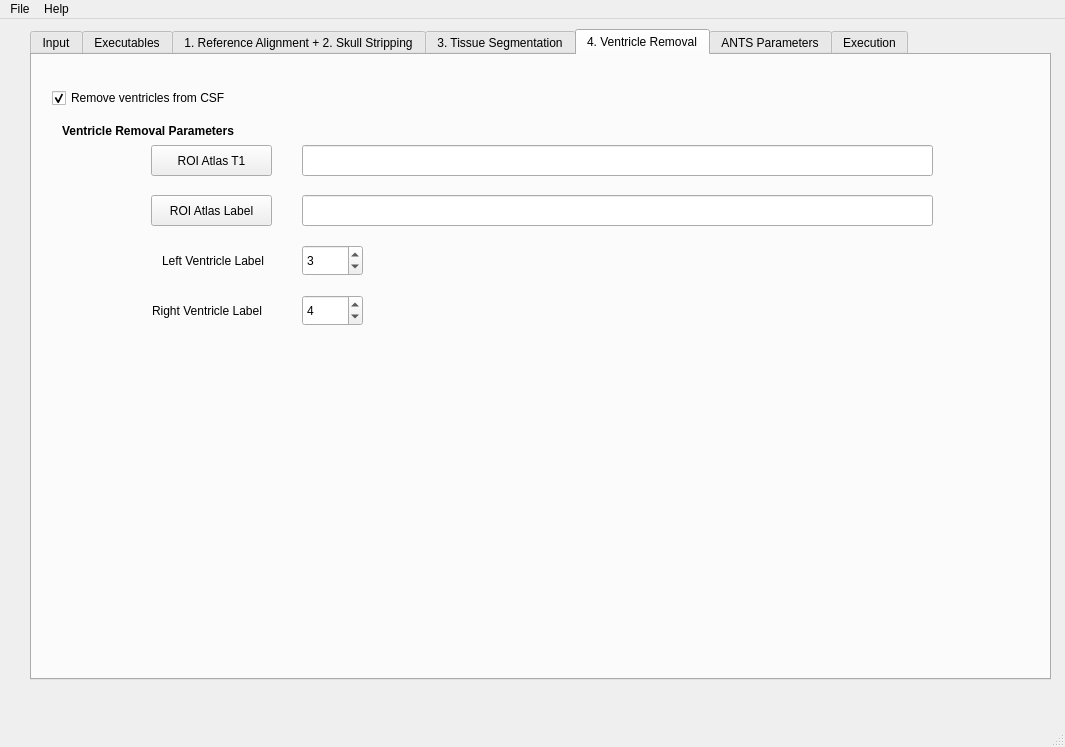
Qt form src/app/csfwindow.ui (NIRALUser/auto_EACSF) before a commit.
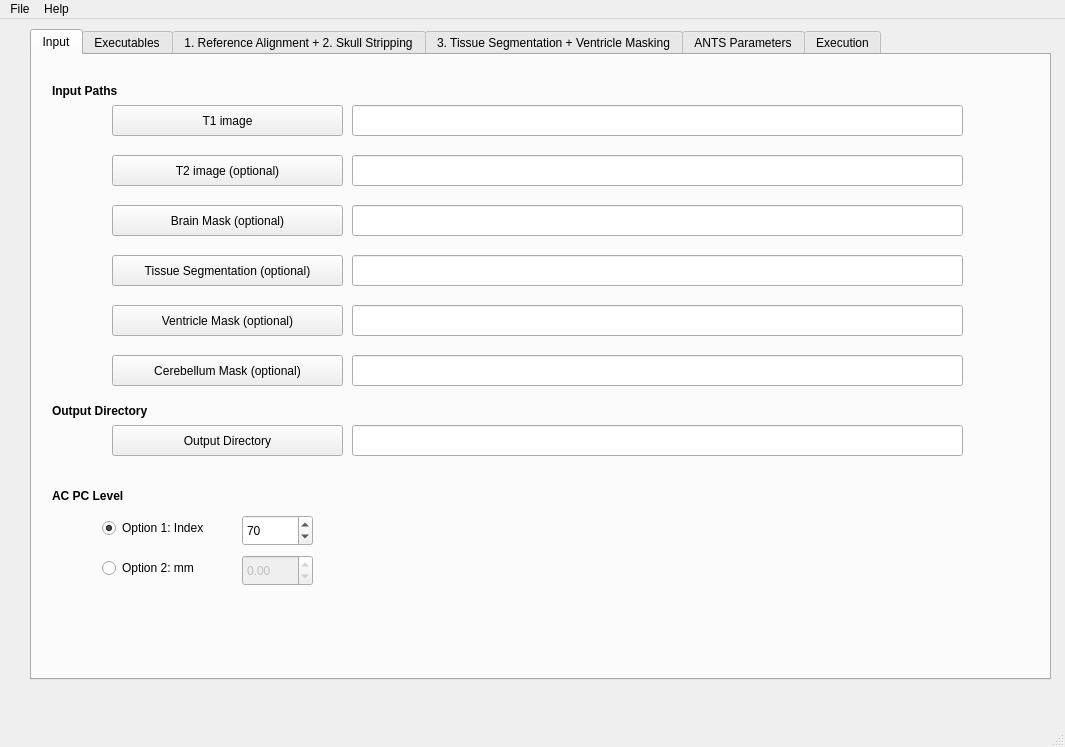
The same form after that commit. The open tabs and pages were chosen to show the change.

Patch:
```diff
--- a/src/app/csfwindow.ui
+++ b/src/app/csfwindow.ui
@@ -747,7 +747,7 @@
     </widget>
     <widget class="QWidget" name="tab_TissueSeg">
      <attribute name="title">
-      <string>3. Tissue Segmentation</string>
+      <string>3. Tissue Segmentation + Ventricle Masking</string>
      </attribute>
      <widget class="QLabel" name="label_CSFLabel">
       <property name="geometry">
@@ -833,16 +833,24 @@
        <string>Tissue Segmentation Atlas Directory</string>
       </property>
      </widget>
-    </widget>
-    <widget class="QWidget" name="tab_VentricleRemoval">
-     <attribute name="title">
-      <string>4. Ventricle Removal</string>
-     </attribute>
+     <widget class="QPushButton" name="pushButton_ROIAtlasT1">
+      <property name="geometry">
+       <rect>
+        <x>79</x>
+        <y>320</y>
+        <width>261</width>
+        <height>31</height>
+       </rect>
+      </property>
+      <property name="text">
+       <string>Atlas T1</string>
+      </property>
+     </widget>
      <widget class="QLabel" name="label_VentricleRemoval">
       <property name="geometry">
        <rect>
         <x>30</x>
-        <y>60</y>
+        <y>260</y>
         <width>211</width>
         <height>31</height>
        </rect>
@@ -857,83 +865,11 @@
        <string>Ventricle Removal Parameters</string>
       </property>
      </widget>
-     <widget class="QSpinBox" name="spinBox_LeftVentricleLabel">
-      <property name="geometry">
-       <rect>
-        <x>270</x>
-        <y>190</y>
-        <width>61</width>
-        <height>31</height>
-       </rect>
-      </property>
-      <property name="value">
-       <number>3</number>
-      </property>
-     </widget>
-     <widget class="QSpinBox" name="spinBox_RightVentricleLabel">
-      <property name="geometry">
-       <rect>
-        <x>270</x>
-        <y>240</y>
-        <width>61</width>
-        <height>31</height>
-       </rect>
-      </property>
-      <property name="value">
-       <number>4</number>
-      </property>
-     </widget>
-     <widget class="QLabel" name="label_LeftVentricleLabel">
-      <property name="geometry">
-       <rect>
-        <x>130</x>
-        <y>190</y>
-        <width>131</width>
-        <height>31</height>
-       </rect>
-      </property>
-      <property name="text">
-       <string>Left Ventricle Label</string>
-      </property>
-     </widget>
-     <widget class="QLabel" name="label_RightVentricleLabel">
-      <property name="geometry">
-       <rect>
-        <x>120</x>
-        <y>240</y>
-        <width>141</width>
-        <height>31</height>
-       </rect>
-      </property>
-      <property name="text">
-       <string>Right Ventricle Label</string>
-      </property>
-     </widget>
-     <widget class="QLineEdit" name="lineEdit_ROIAtalsT1">
-      <property name="geometry">
-       <rect>
-        <x>270</x>
-        <y>90</y>
-        <width>631</width>
-        <height>31</height>
-       </rect>
-      </property>
-     </widget>
-     <widget class="QLineEdit" name="lineEdit_ROIAtalsLabel">
-      <property name="geometry">
-       <rect>
-        <x>270</x>
-        <y>140</y>
-        <width>631</width>
-        <height>31</height>
-       </rect>
-      </property>
-     </widget>
      <widget class="QCheckBox" name="checkBox_VentricleRemoval">
       <property name="geometry">
        <rect>
-        <x>20</x>
-        <y>30</y>
+        <x>30</x>
+        <y>230</y>
         <width>371</width>
         <height>26</height>
        </rect>
@@ -945,30 +881,14 @@
        <bool>true</bool>
       </property>
      </widget>
-     <widget class="QPushButton" name="pushButton_ROIAtlasT1">
+     <widget class="QLineEdit" name="lineEdit_ROIAtlasT1">
       <property name="geometry">
        <rect>
-        <x>119</x>
-        <y>90</y>
-        <width>121</width>
+        <x>360</x>
+        <y>320</y>
+        <width>601</width>
         <height>31</height>
        </rect>
-      </property>
-      <property name="text">
-       <string>ROI Atlas T1</string>
-      </property>
-     </widget>
-     <widget class="QPushButton" name="pushButton_ROIAtlasLabel">
-      <property name="geometry">
-       <rect>
-        <x>119</x>
-        <y>140</y>
-        <width>121</width>
-        <height>31</height>
-       </rect>
-      </property>
-      <property name="text">
-       <string>ROI Atlas Label</string>
       </property>
      </widget>
     </widget>
```
Left out of the diff: 32 changed lines with no effect on the pictures.
